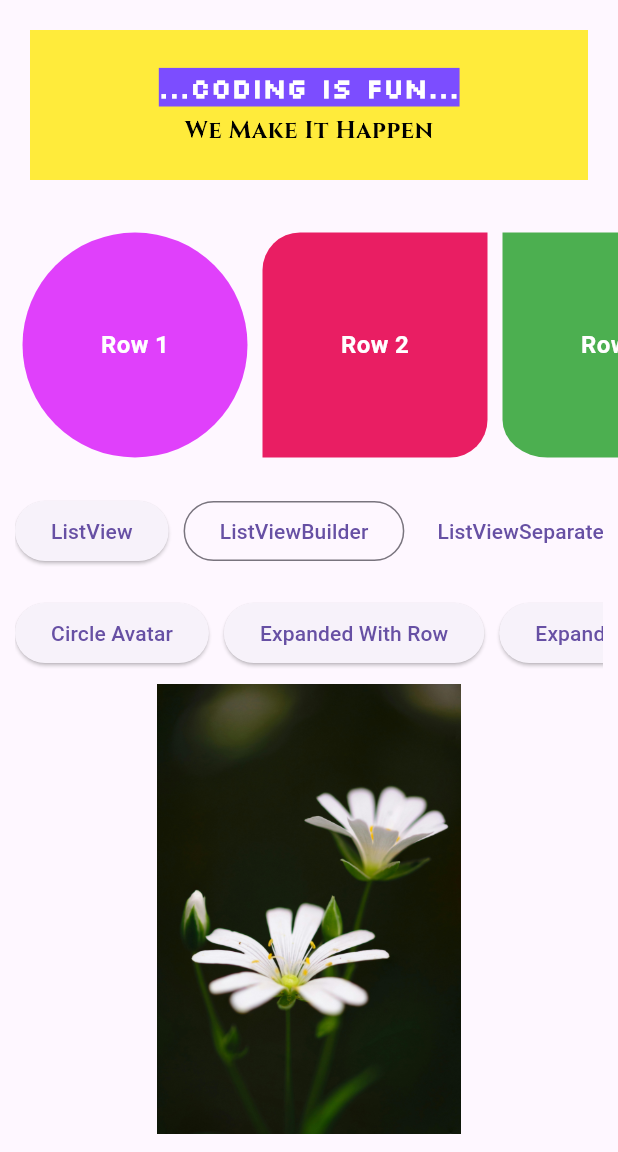
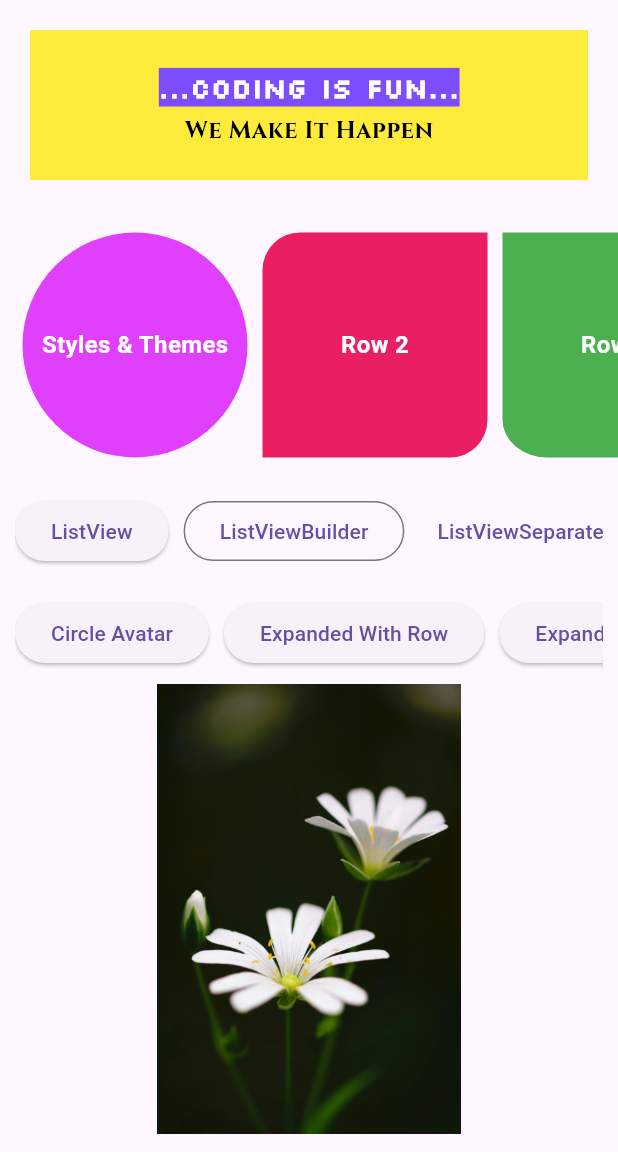
Before and after one commit to thisisdishang/JourneyToFlutter, a Flutter app: the screen it shows after launch, on a phone screen of 412 x 824 dp, the part 84-1236 px from its top. Run offline on Flutter 3.47's test engine with Material 3 defaults, Android fonts, the light colour scheme and no system bars; our stand-ins replace fluttertoast.

Commit message:
Add Styles and Themes with it's properties to understand universal theme

```diff
--- a/lib/main.dart
+++ b/lib/main.dart
@@ -3,6 +3,7 @@ import 'package:fluttertoast/fluttertoast.dart';
 import 'package:journey_to_flutter/CircleAvatar.dart';
 import 'package:journey_to_flutter/ExpandedExample.dart';
 import 'package:journey_to_flutter/ListView.dart';
+import 'package:journey_to_flutter/StylesThemes.dart';
 
 void main() {
   runApp(const MyApp());
@@ -15,6 +16,19 @@ class MyApp extends StatelessWidget {
   @override
   Widget build(BuildContext context) {
     return MaterialApp(
+      theme: ThemeData(
+        primarySwatch: Colors.blue,
+        textTheme: TextTheme(
+          displayLarge: TextStyle(
+            fontSize: 22,
+            fontWeight: FontWeight.bold,
+          ),
+          displayMedium: TextStyle(
+              fontSize: 14,
+              fontWeight: FontWeight.w500,
+              fontStyle: FontStyle.italic),
+        ),
+      ),
       debugShowCheckedModeBanner: false,
       title: 'Jouney To Flutter',
       home: const MyHomePage(),
@@ -101,7 +115,12 @@ class _MyHomePageState extends State<MyHomePage> {
                       ),
                       splashColor: Colors.blue,
                       onTap: () {
-                        Fluttertoast.showToast(msg: 'Tapped on Container 1');
+                        Navigator.push(
+                          context,
+                          MaterialPageRoute(
+                            builder: (context) => stylesthemes(),
+                          ),
+                        );
                       },
                       onLongPress: () {
                         Fluttertoast.showToast(
@@ -123,7 +142,7 @@ class _MyHomePageState extends State<MyHomePage> {
                               print('Tapped on Row 1 Text');
                             },
                             child: Text(
-                              'Row 1',
+                              'Styles & Themes',
                               style: TextStyle(
                                 fontSize: 16,
                                 color: Colors.white,
```
Also changed, not shown: lib/StylesThemes.dart (added, +52 -0 lines), lib/ui_helper/util.dart (added, +22 -0 lines), 1 other file.
